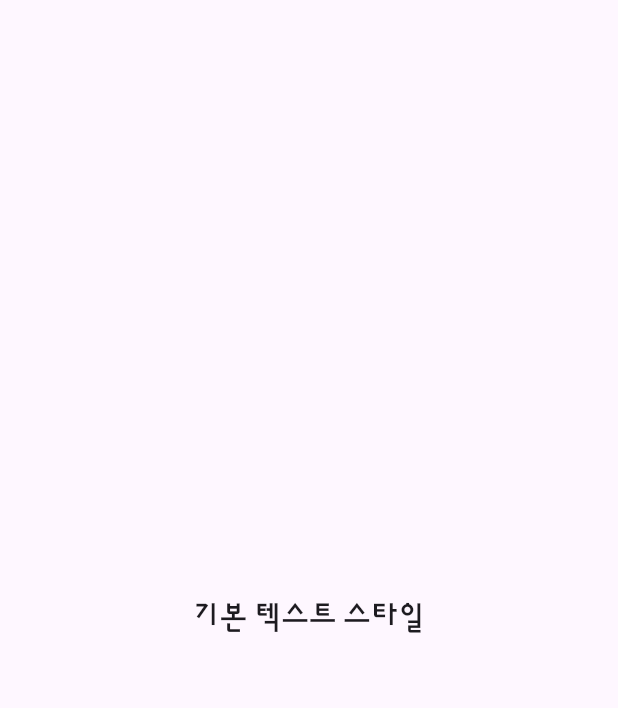
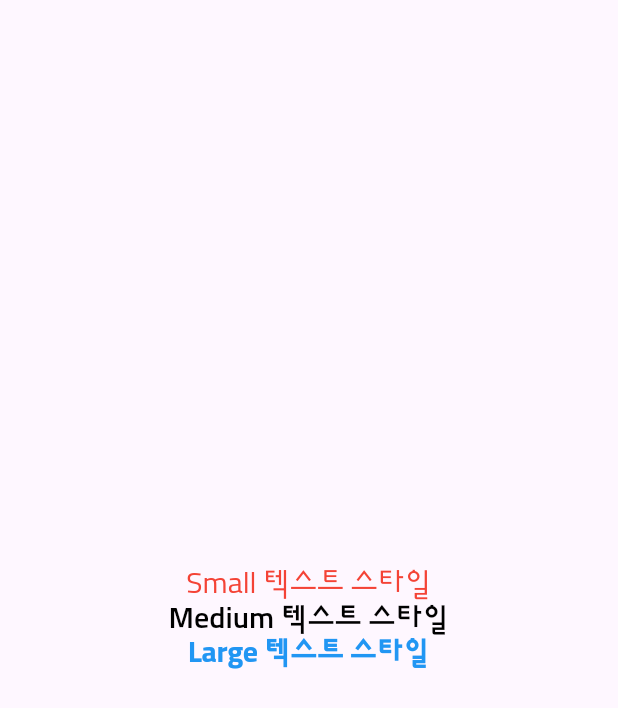
Before and after one commit to bjkang-education/flutter_profile_card, a Flutter app: the screen it shows after launch, on a phone screen of 412 x 824 dp. Shown: the top 708 px of the screen. Run offline on Flutter 3.47's test engine with Material 3 defaults, Android fonts, the phone set to English and light mode, and no system bars.

Commit message:
feat: enhance text styling with custom TextTheme in MaterialApp

```diff
--- a/lib/main.dart
+++ b/lib/main.dart
@@ -12,7 +12,28 @@ class MyApp extends StatelessWidget {
   @override
   Widget build(BuildContext context) {
     return MaterialApp(
-      theme: ThemeData(fontFamily: 'Sunflower'),
+      theme: ThemeData(
+        textTheme: TextTheme(
+          displaySmall: TextStyle(
+            color: Colors.red,
+            fontSize: 20,
+            fontFamily: 'Sunflower',
+            fontWeight: FontWeight.w200,
+          ),
+          displayMedium: TextStyle(
+            color: Colors.black,
+            fontSize: 20,
+            fontFamily: 'Sunflower',
+            fontWeight: FontWeight.w400,
+          ),
+          displayLarge: TextStyle(
+            color: Colors.blue,
+            fontSize: 20,
+            fontFamily: 'Sunflower',
+            fontWeight: FontWeight.w600,
+          ),
+        ),
+      ),
       home: const TextScreen(),
     );
   }
--- a/lib/sample/text_screen.dart
+++ b/lib/sample/text_screen.dart
@@ -7,9 +7,22 @@ class TextScreen extends StatelessWidget {
   Widget build(BuildContext context) {
     return Scaffold(
       body: Center(
-        child: Text(
-          "기본 텍스트 스타일",
-          style: TextStyle(fontWeight: FontWeight.w400, fontSize: 20),
+        child: Column(
+          mainAxisAlignment: MainAxisAlignment.center,
+          children: [
+            Text(
+              "Small 텍스트 스타일",
+              style: Theme.of(context).textTheme.displaySmall,
+            ),
+            Text(
+              "Medium 텍스트 스타일",
+              style: Theme.of(context).textTheme.displayMedium,
+            ),
+            Text(
+              "Large 텍스트 스타일",
+              style: Theme.of(context).textTheme.displayLarge,
+            ),
+          ],
         ),
       ),
     );
```
